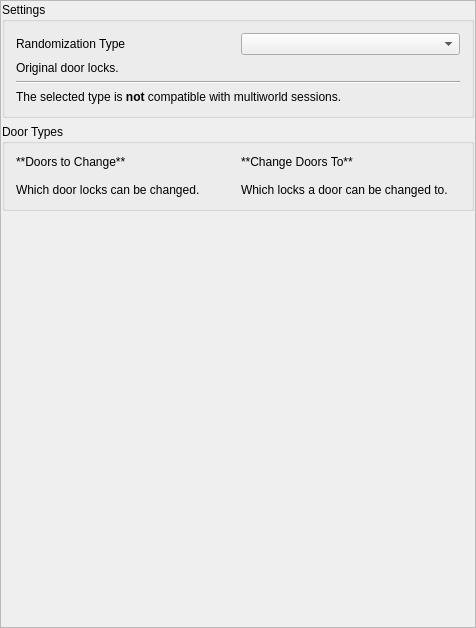
Qt form randovania/gui/ui_files/preset_dock_rando.ui (randovania/randovania) before a commit.
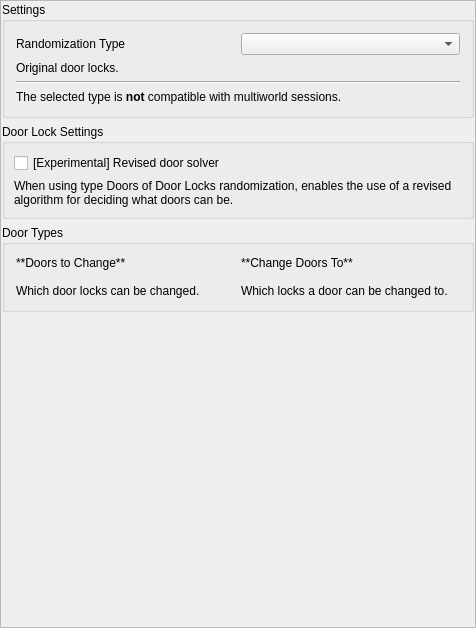
The same form after that commit.

Commit message: Move the new setting to the Door Lock tab

What changed in the file:
```diff
--- a/randovania/gui/ui_files/preset_dock_rando.ui
+++ b/randovania/gui/ui_files/preset_dock_rando.ui
@@ -99,7 +99,45 @@
            <item row="4" column="0" colspan="2">
             <widget class="Line" name="line">
              <property name="orientation">
-              <enum>Qt::Horizontal</enum>
+              <enum>Qt::Orientation::Horizontal</enum>
+             </property>
+            </widget>
+           </item>
+          </layout>
+         </widget>
+        </item>
+        <item>
+         <widget class="QGroupBox" name="door_lock_group">
+          <property name="title">
+           <string>Door Lock Settings</string>
+          </property>
+          <layout class="QVBoxLayout" name="door_lock_grops">
+           <property name="leftMargin">
+            <number>9</number>
+           </property>
+           <property name="topMargin">
+            <number>9</number>
+           </property>
+           <property name="rightMargin">
+            <number>9</number>
+           </property>
+           <property name="bottomMargin">
+            <number>9</number>
+           </property>
+           <item>
+            <widget class="QCheckBox" name="two_sided_door_search_check">
+             <property name="text">
+              <string>[Experimental] Revised door solver</string>
+             </property>
+            </widget>
+           </item>
+           <item>
+            <widget class="QLabel" name="two_sided_door_search_label">
+             <property name="text">
+              <string>&lt;html&gt;&lt;head/&gt;&lt;body&gt;&lt;p&gt;When using type Doors of Door Locks randomization, enables the use of a revised algorithm for deciding what doors can be.&lt;/p&gt;&lt;/body&gt;&lt;/html&gt;</string>
+             </property>
+             <property name="wordWrap">
+              <bool>true</bool>
              </property>
             </widget>
            </item>
```
Left out of the diff: 6 changed lines with no effect on the pictures. The commit also changes 3 other files.
